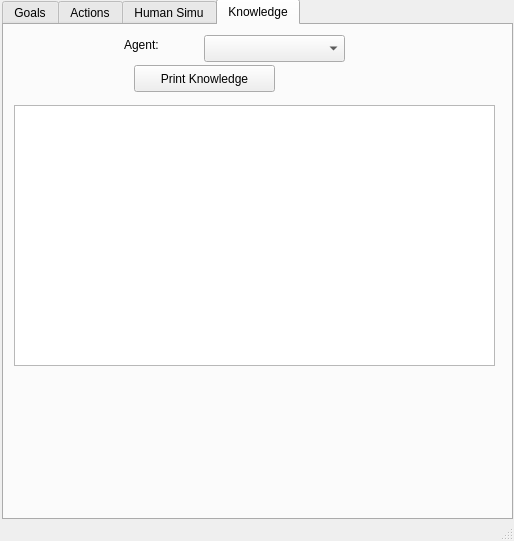
First picture: the form in graphical_interface/ui/main_window.ui, repository laas/supervisor, before the edit.
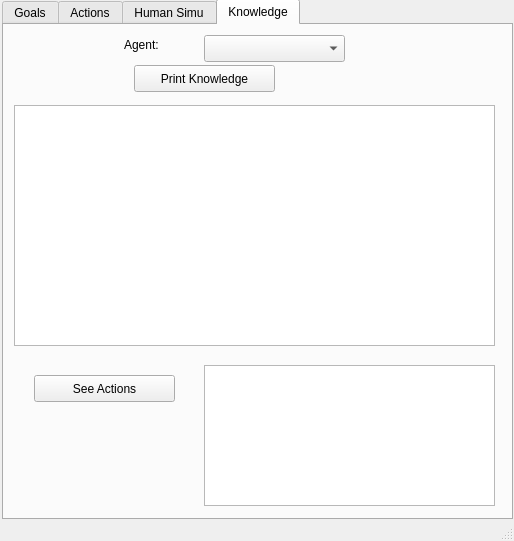
Second picture: the form after the edit. Icons and pictures are not drawn.

Commit message: [graphical_interface] Add display of actions

What changed in the file:
```diff
--- a/graphical_interface/ui/main_window.ui
+++ b/graphical_interface/ui/main_window.ui
@@ -583,10 +583,33 @@
         <x>10</x>
         <y>80</y>
         <width>481</width>
-        <height>261</height>
+        <height>241</height>
        </rect>
       </property>
      </widget>
+     <widget class="QTextBrowser" name="textBrowserActions">
+      <property name="geometry">
+       <rect>
+        <x>200</x>
+        <y>340</y>
+        <width>291</width>
+        <height>141</height>
+       </rect>
+      </property>
+     </widget>
+     <widget class="QPushButton" name="pushButtonSeeActions">
+      <property name="geometry">
+       <rect>
+        <x>30</x>
+        <y>350</y>
+        <width>141</width>
+        <height>27</height>
+       </rect>
+      </property>
+      <property name="text">
+       <string>See Actions</string>
+      </property>
+     </widget>
     </widget>
    </widget>
   </widget>
```
The commit also changes 2 other files.
